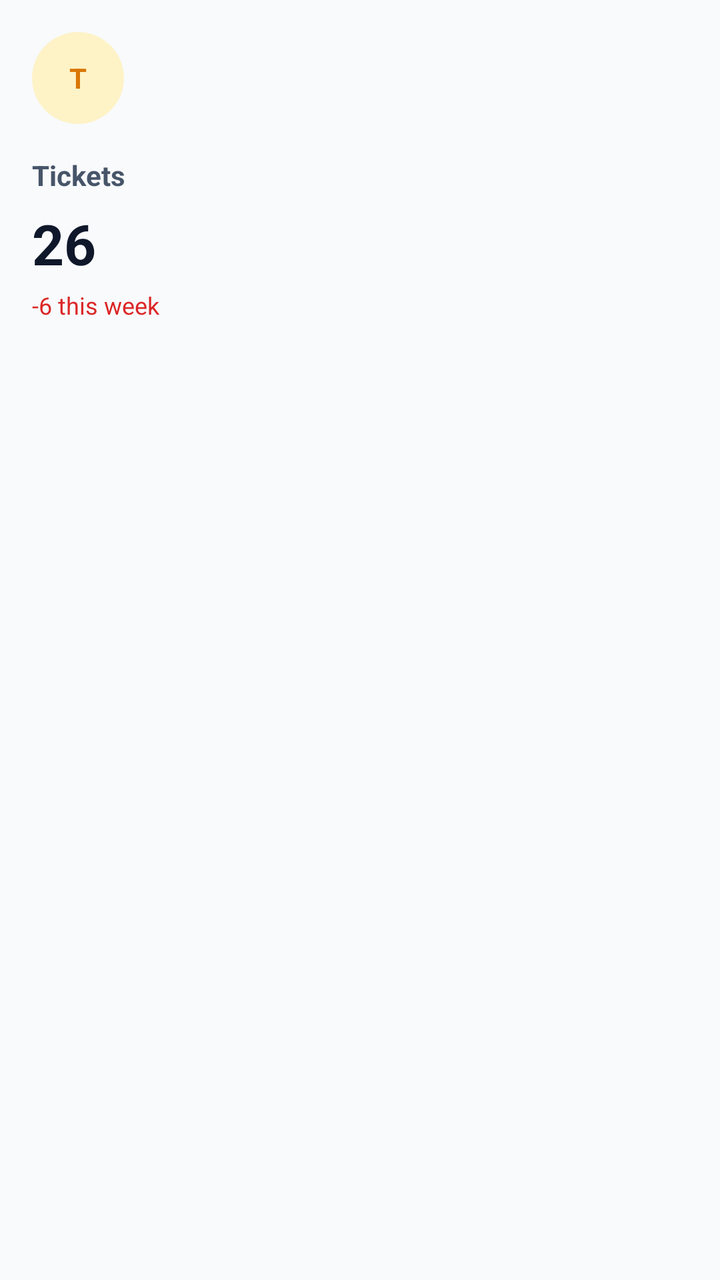
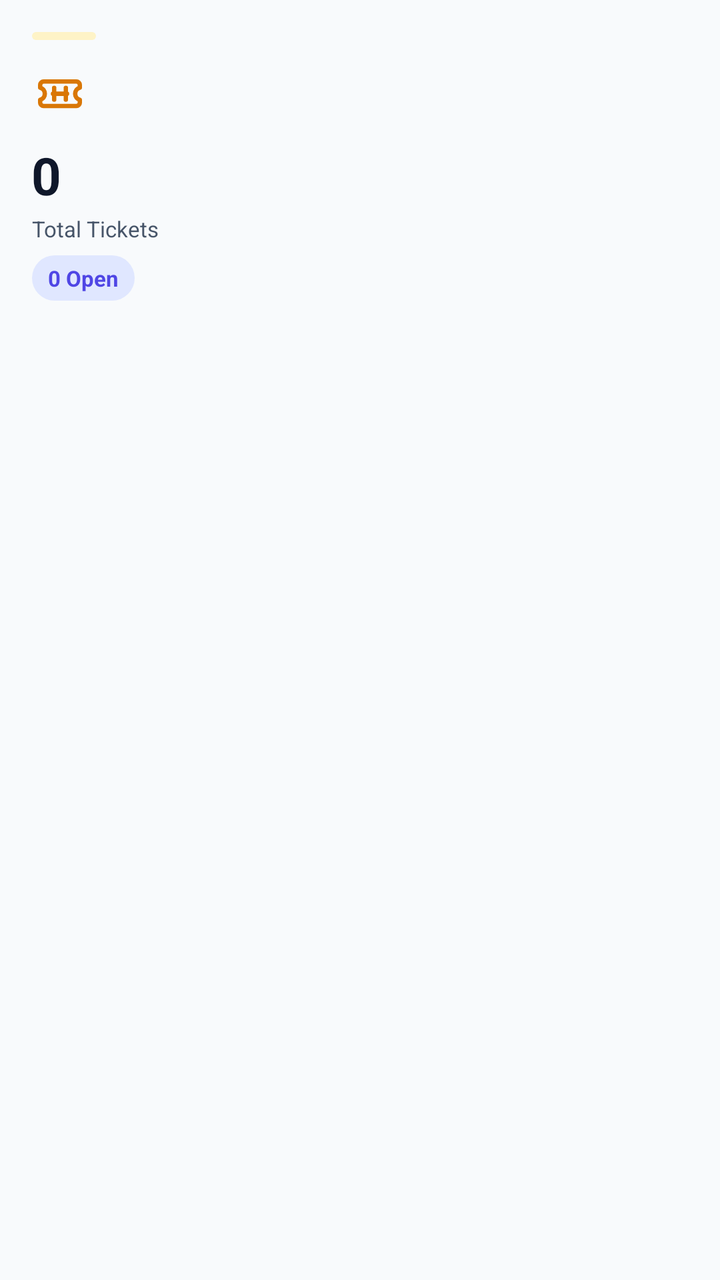

Before-and-after screenshots of an Android layout around one commit, followed by the original layout XML and the change that was made.
<!-- AndroidManifest.xml: application theme Theme.VirtualLabAdmin -->
<!-- res/layout/item_dashboard_tickets.xml -->
﻿<?xml version="1.0" encoding="utf-8"?>
<LinearLayout xmlns:android="http://schemas.android.com/apk/res/android"
    android:layout_width="match_parent"
    android:layout_height="wrap_content"
    android:orientation="vertical"
    android:padding="@dimen/space_md">

    <TextView
        android:layout_width="46dp"
        android:layout_height="46dp"
        android:background="@drawable/bg_chip_yellow_soft"
        android:gravity="center"
        android:text="T"
        android:textColor="@color/warn"
        android:textStyle="bold" />

    <TextView
        android:layout_width="wrap_content"
        android:layout_height="wrap_content"
        android:layout_marginTop="@dimen/space_md"
        android:text="Tickets"
        android:textColor="@color/text_muted"
        android:textStyle="bold" />

    <TextView
        android:id="@+id/statTickets"
        android:layout_width="wrap_content"
        android:layout_height="wrap_content"
        android:layout_marginTop="6dp"
        android:text="26"
        android:textColor="@color/text_primary"
        android:textSize="28sp"
        android:textStyle="bold" />

    <TextView
        android:layout_width="wrap_content"
        android:layout_height="wrap_content"
        android:layout_marginTop="4dp"
        android:text="-6 this week"
        android:textColor="@color/danger"
        android:textSize="12sp" />
</LinearLayout>
<!-- resources referenced by this layout -->
<resources>
  <color name="danger">#DC2626</color>
  <color name="text_muted">#475569</color>
  <color name="text_primary">#0F172A</color>
  <color name="warn">#D97706</color>
  <dimen name="space_md">16dp</dimen>
  <!-- drawable bg_chip_yellow_soft (drawable) -->
  <?xml version="1.0" encoding="utf-8"?>
  <shape xmlns:android="http://schemas.android.com/apk/res/android">
      <corners android:radius="999dp" />
      <solid android:color="@color/chip_yellow_bg" />
  </shape>
  <color name="chip_yellow_bg">#FEF3C7</color>
  <color name="brand">#4F46E5</color>
  <color name="bg_surface">#FFFFFF</color>
  <color name="stroke">#E2E8F0</color>
  <color name="bg_dark">#F8FAFC</color>
  <style name="Widget.VirtualLab.Button" parent="Widget.Material3.Button">
          <item name="android:textAllCaps">false</item>
          <item name="android:insetLeft">0dp</item>
          <item name="android:insetRight">0dp</item>
          <item name="android:insetTop">0dp</item>
          <item name="android:insetBottom">0dp</item>
          <item name="android:minHeight">@dimen/btn_h</item>
          <item name="cornerRadius">@dimen/radius_lg</item>
          <item name="android:letterSpacing">0</item>
          <item name="elevation">0dp</item>
      </style>
  <style name="Widget.VirtualLab.TextInputLayout.Outlined" parent="Widget.Material3.TextInputLayout.OutlinedBox">
          <item name="boxStrokeColor">@color/stroke</item>
          <item name="hintTextColor">@color/text_muted</item>
          <item name="boxStrokeWidth">1dp</item>
          <item name="boxStrokeWidthFocused">2dp</item>
          <item name="boxCornerRadiusTopStart">@dimen/radius_lg</item>
          <item name="boxCornerRadiusTopEnd">@dimen/radius_lg</item>
          <item name="boxCornerRadiusBottomStart">@dimen/radius_lg</item>
          <item name="boxCornerRadiusBottomEnd">@dimen/radius_lg</item>
          <item name="boxBackgroundColor">@android:color/white</item>
      </style>
  <style name="Widget.VirtualLab.Card" parent="Widget.Material3.CardView.Outlined">
          <item name="cardBackgroundColor">@color/bg_surface</item>
          <item name="strokeColor">@color/stroke</item>
          <item name="strokeWidth">1dp</item>
          <item name="cardCornerRadius">@dimen/radius_lg</item>
          <item name="cardElevation">2dp</item>
          <item name="cardUseCompatPadding">true</item>
      </style>
  <dimen name="btn_h">54dp</dimen>
  <dimen name="radius_lg">22dp</dimen>
  <!-- unchanged entries left out for length: 1 -->
</resources>

<!-- the commit's change to res/layout/item_dashboard_tickets.xml (unified diff, before → after) -->
@@ -1,42 +1,53 @@
-﻿<?xml version="1.0" encoding="utf-8"?>
+<?xml version="1.0" encoding="utf-8"?>
 <LinearLayout xmlns:android="http://schemas.android.com/apk/res/android"
+    xmlns:app="http://schemas.android.com/apk/res-auto"
     android:layout_width="match_parent"
     android:layout_height="wrap_content"
     android:orientation="vertical"
-    android:padding="@dimen/space_md">
+    android:padding="16dp">
 
-    <TextView
-        android:layout_width="46dp"
-        android:layout_height="46dp"
+    <View
+        android:layout_width="32dp"
+        android:layout_height="4dp"
         android:background="@drawable/bg_chip_yellow_soft"
-        android:gravity="center"
-        android:text="T"
-        android:textColor="@color/warn"
-        android:textStyle="bold" />
+        android:layout_marginBottom="12dp" />
 
-    <TextView
-        android:layout_width="wrap_content"
-        android:layout_height="wrap_content"
-        android:layout_marginTop="@dimen/space_md"
-        android:text="Tickets"
-        android:textColor="@color/text_muted"
-        android:textStyle="bold" />
+    <ImageView
+        android:layout_width="28dp"
+        android:layout_height="28dp"
+        android:src="@drawable/ic_tickets_24"
+        app:tint="@color/warning"
+        android:layout_marginBottom="10dp" />
 
     <TextView
         android:id="@+id/statTickets"
         android:layout_width="wrap_content"
         android:layout_height="wrap_content"
-        android:layout_marginTop="6dp"
-        android:text="26"
+        android:text="0"
         android:textColor="@color/text_primary"
-        android:textSize="28sp"
-        android:textStyle="bold" />
+        android:textSize="26sp"
+        android:textStyle="bold"
+        android:letterSpacing="-0.02" />
 
     <TextView
         android:layout_width="wrap_content"
         android:layout_height="wrap_content"
-        android:layout_marginTop="4dp"
-        android:text="-6 this week"
-        android:textColor="@color/danger"
-        android:textSize="12sp" />
+        android:text="Total Tickets"
+        android:textColor="@color/text_muted"
+        android:textSize="11sp"
+        android:layout_marginTop="2dp" />
+
+    <TextView
+        android:id="@+id/statTicketsOpen"
+        android:layout_width="wrap_content"
+        android:layout_height="wrap_content"
+        android:text="0 Open"
+        android:textColor="@color/brand"
+        android:textSize="11sp"
+        android:textStyle="bold"
+        android:layout_marginTop="6dp"
+        android:background="@drawable/bg_chip_blue_soft"
+        android:paddingHorizontal="8dp"
+        android:paddingVertical="4dp" />
+
 </LinearLayout>
<!-- resource entries referenced after the edit -->
@@ -1,16 +1,40 @@
 <!-- resources referenced by this layout -->
 <resources>
-  <color name="danger">#DC2626</color>
   <color name="text_muted">#475569</color>
   <color name="text_primary">#0F172A</color>
-  <color name="warn">#D97706</color>
-  <dimen name="space_md">16dp</dimen>
+  <color name="warning">#D97706</color>
+  <!-- drawable bg_chip_blue_soft (drawable) -->
+  <?xml version="1.0" encoding="utf-8"?>
+  <shape xmlns:android="http://schemas.android.com/apk/res/android">
+      <corners android:radius="999dp" />
+      <solid android:color="@color/chip_blue_bg" />
+  </shape>
   <!-- drawable bg_chip_yellow_soft (drawable) -->
   <?xml version="1.0" encoding="utf-8"?>
   <shape xmlns:android="http://schemas.android.com/apk/res/android">
       <corners android:radius="999dp" />
       <solid android:color="@color/chip_yellow_bg" />
   </shape>
+  <!-- drawable ic_tickets_24 (drawable) -->
+  <vector xmlns:android="http://schemas.android.com/apk/res/android"
+      android:width="24dp"
+      android:height="24dp"
+      android:viewportWidth="24"
+      android:viewportHeight="24">
+    <path
+        android:strokeColor="#FF000000"
+        android:strokeWidth="1.9"
+        android:strokeLineCap="round"
+        android:strokeLineJoin="round"
+        android:fillColor="#00000000"
+        android:pathData="M5,7.5 H19 C19.83,7.5 20.5,8.17 20.5,9 V10.15 C19.3,10.45 18.5,11.53 18.5,12.75 C18.5,13.97 19.3,15.05 20.5,15.35 V16.5 C20.5,17.33 19.83,18 19,18 H5 C4.17,18 3.5,17.33 3.5,16.5 V15.35 C4.7,15.05 5.5,13.97 5.5,12.75 C5.5,11.53 4.7,10.45 3.5,10.15 V9 C3.5,8.17 4.17,7.5 5,7.5 Z"/>
+    <path
+        android:strokeColor="#FF000000"
+        android:strokeWidth="1.9"
+        android:strokeLineCap="round"
+        android:pathData="M9.5,10.25 V15.25 M14.5,10.25 V15.25 M9,12.75 H15"/>
+  </vector>
+  <color name="chip_blue_bg">#E0E7FF</color>
   <color name="chip_yellow_bg">#FEF3C7</color>
   <color name="brand">#4F46E5</color>
   <color name="bg_surface">#FFFFFF</color>
